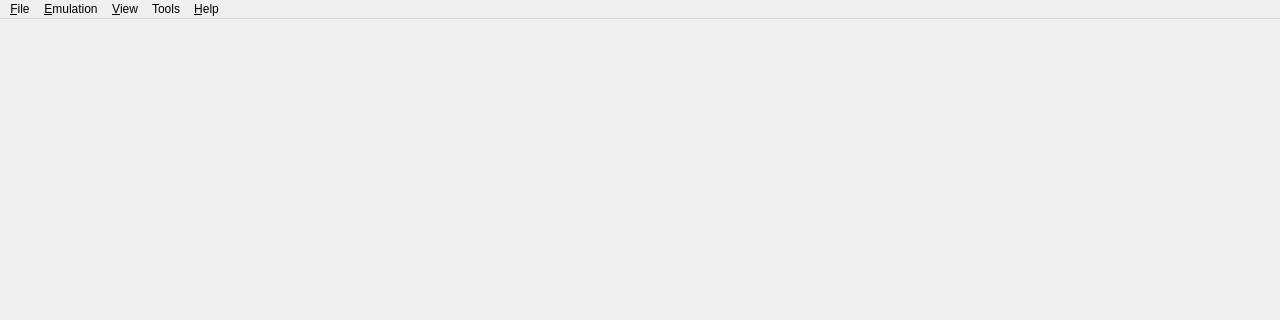
This is src/yuzu/main.ui in formylover/yuzu-early-access as Qt 5 draws it before an edit; both pictures show x 0 to 1280 and y 0 to 320 of the 1280 by 720 pixel window. The edited form follows.
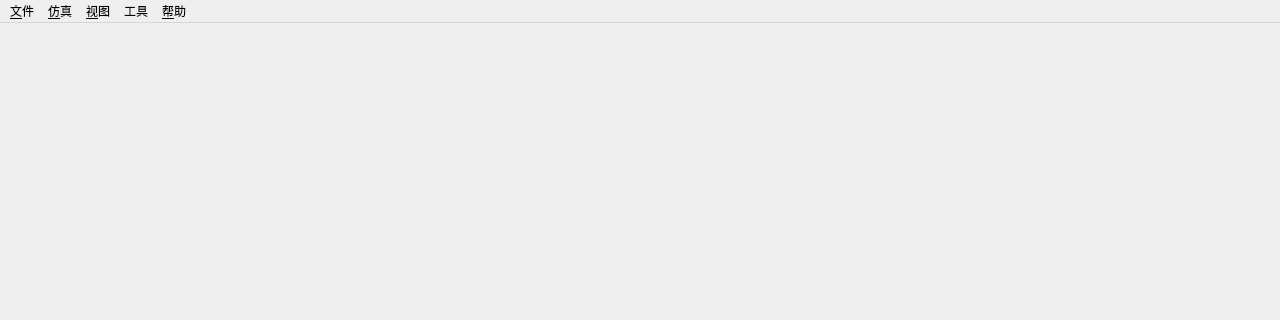
This is the edited form. Icons and pictures are not drawn.

```diff
--- a/src/yuzu/main.ui
+++ b/src/yuzu/main.ui
@@ -50,7 +50,7 @@
    </property>
    <widget class="QMenu" name="menu_File">
     <property name="title">
-     <string>&amp;File</string>
+     <string>&amp;文件</string>
     </property>
     <widget class="QMenu" name="menu_recent_files">
      <property name="title">
@@ -73,7 +73,7 @@
    </widget>
    <widget class="QMenu" name="menu_Emulation">
     <property name="title">
-     <string>&amp;Emulation</string>
+     <string>&amp;仿真</string>
     </property>
     <addaction name="action_Start"/>
     <addaction name="action_Pause"/>
@@ -84,7 +84,7 @@
    </widget>
    <widget class="QMenu" name="menu_View">
     <property name="title">
-     <string>&amp;View</string>
+     <string>&amp;视图</string>
     </property>
     <widget class="QMenu" name="menu_View_Debugging">
      <property name="title">
@@ -102,7 +102,7 @@
    </widget>
    <widget class="QMenu" name="menu_Tools">
     <property name="title">
-     <string>Tools</string>
+     <string>工具</string>
     </property>
     <addaction name="action_Rederive"/>
     <addaction name="separator"/>
@@ -110,7 +110,7 @@
    </widget>
    <widget class="QMenu" name="menu_Help">
     <property name="title">
-     <string>&amp;Help</string>
+     <string>&amp;帮助</string>
     </property>
     <addaction name="action_Report_Compatibility"/>
     <addaction name="separator"/>
```
Left out of the diff: 44 changed lines with no effect on the pictures.
